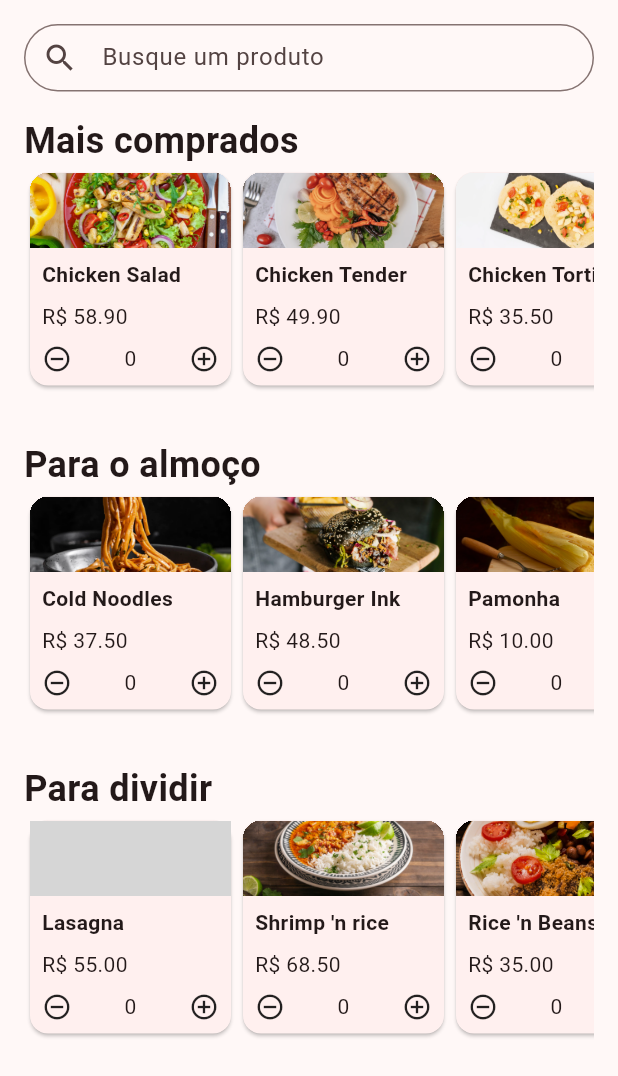
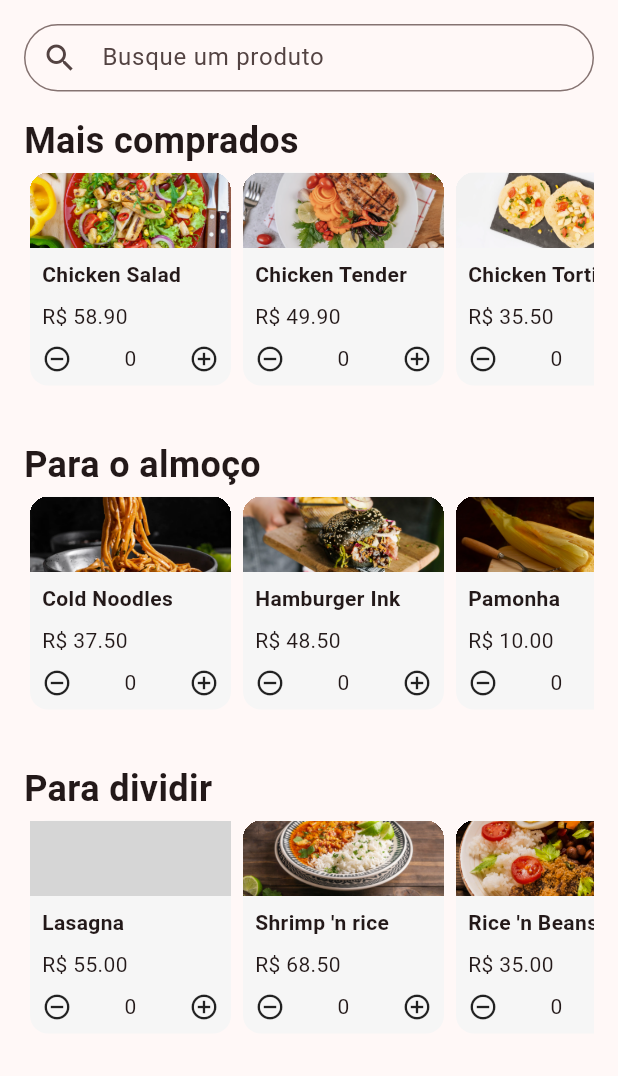
Before and after one commit to ikyrie/dev_panucci_delivery, a Flutter app: the screen it shows after launch, on a phone screen of 412 x 824 dp. Shown: the top 1076 px of the screen. Run offline on Flutter 3.47's test engine with Material 2 defaults, Android fonts, the phone set to English and light mode, and no system bars; our stand-ins replace flutter_mobx, mobx; generated files the repository leaves out were written again; grey boxes are pictures that could not be loaded.

Commit message:
ajustes finais

```diff
--- a/lib/components/cartao.dart
+++ b/lib/components/cartao.dart
@@ -10,6 +10,8 @@ final Item item;
   @override
   Widget build(BuildContext context){
     return Card(
+      color: const Color(0xFFF6F6F6),
+      elevation: 0,
       clipBehavior: Clip.hardEdge,
       child: ConstrainedBox(
         constraints: const BoxConstraints(maxWidth: 134),
```
